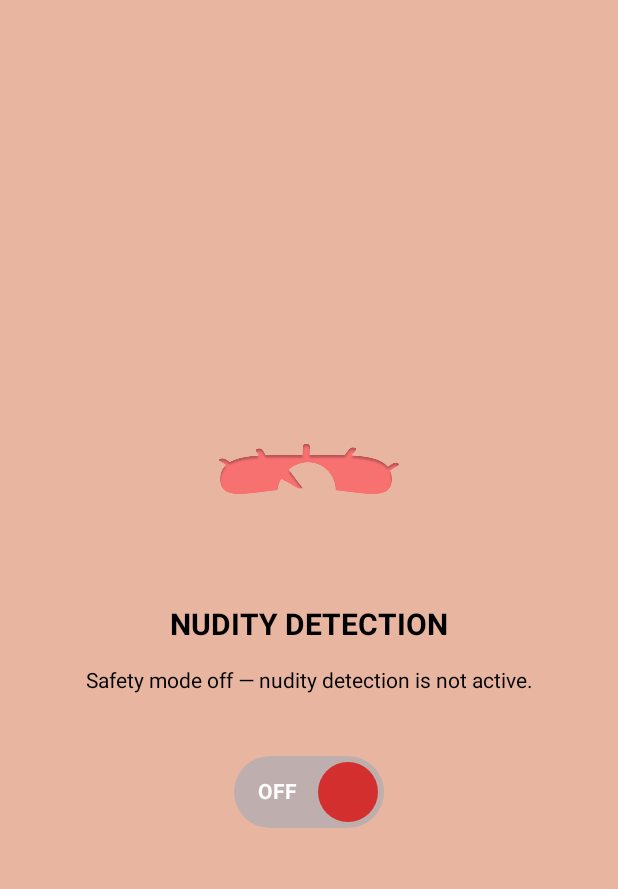
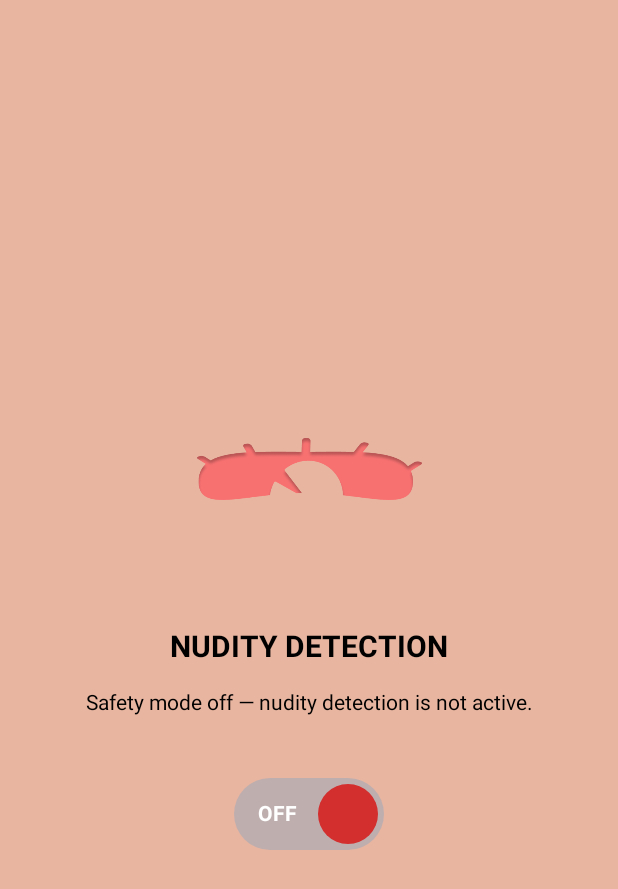
Before and after one commit to wkwk08/Nudity-Detection-Android-Enhanced, an Android app built with Jetpack Compose: the screen it shows after launch (MainActivity), after a tap on "Start", on a phone screen of 412 x 824 dp. Shown: the top 889 px of the screen. Run offline under Robolectric (Android 15) with nearby library versions, the phone set to English and light mode, and no system bars.

Commit message:
update toggle logo size

```diff
--- a/app/src/main/java/com/example/nuditydetectionapp/MainActivity.kt
+++ b/app/src/main/java/com/example/nuditydetectionapp/MainActivity.kt
@@ -283,7 +283,7 @@ fun DetectionScreen(
                     }
                 ),
                 contentDescription = "Toggle Status",
-                modifier = Modifier.size(120.dp)
+                modifier = Modifier.size(150.dp)
             )
 
             Spacer(modifier = Modifier.height(32.dp))
```
